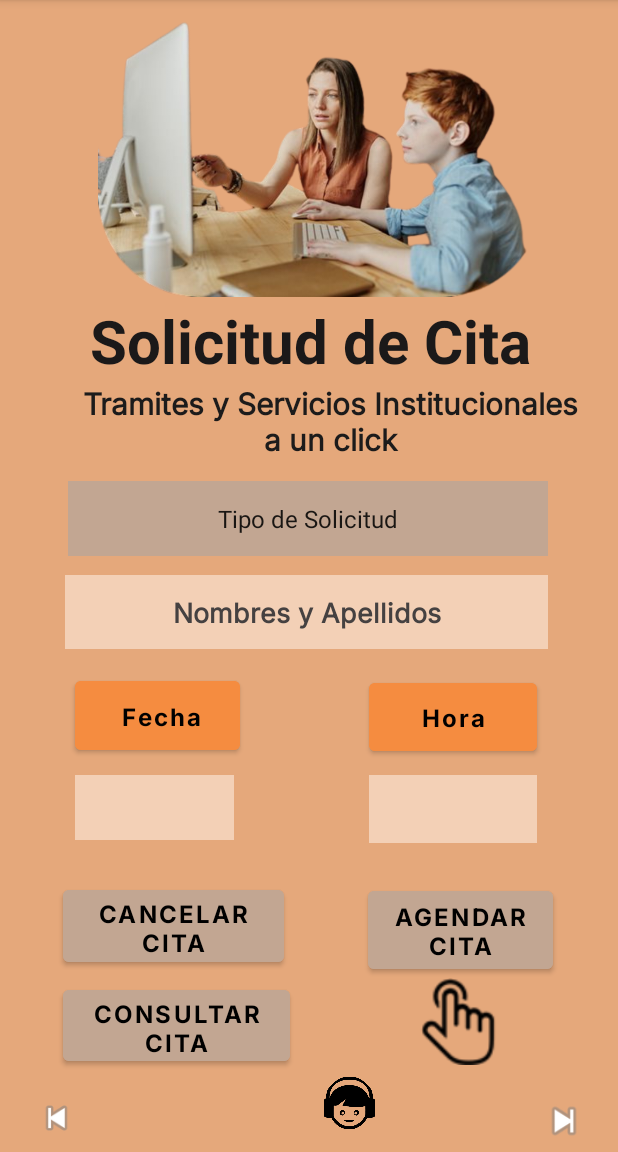
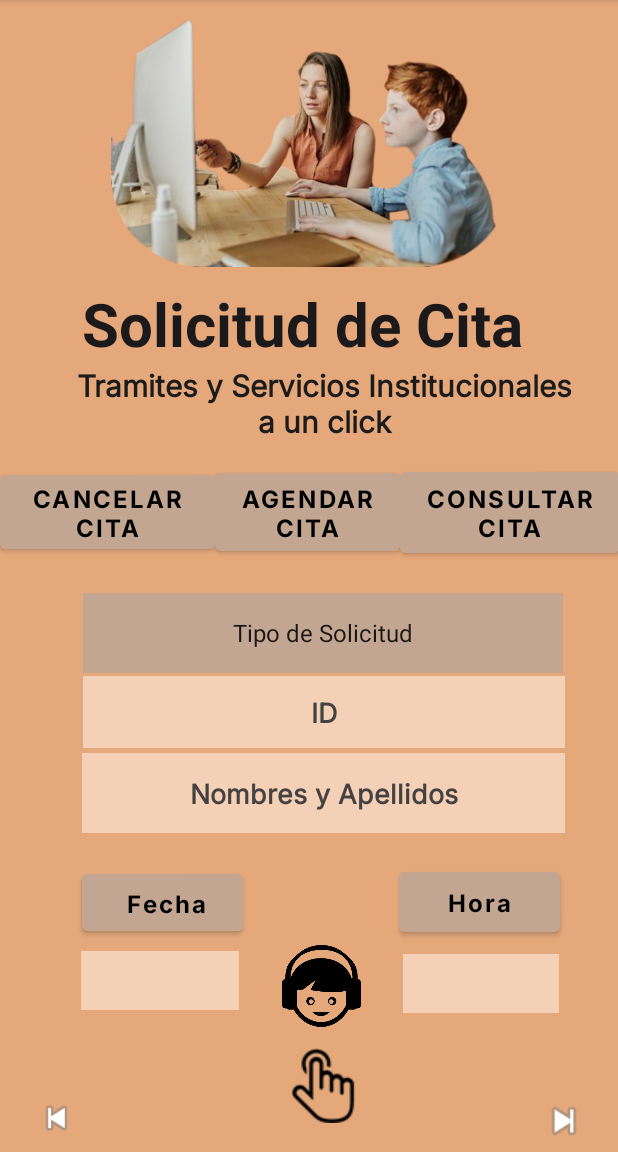
Before and after one commit to sectario/AppComunicaTe, an Android app: the SolicituddeCitas screen opened directly, with no data from a screen before it, on a phone screen of 412 x 824 dp, the part 84-1236 px from its top. Run offline under Robolectric (Android 15) with nearby library versions, the phone set to English and light mode, and no system bars; our stand-ins replace Firebase (no records; nobody signed in at launch, a user with empty details on screens opened directly).

Commit message:
Vista SolicituddeCitas.java Version2

```diff
--- a/app/src/main/AndroidManifest.xml
+++ b/app/src/main/AndroidManifest.xml
@@ -13,11 +13,9 @@
         android:roundIcon="@mipmap/ic_launcher_round"
         android:supportsRtl="true"
         android:theme="@style/Theme.AppComunicaTe"
+
+        android:usesCleartextTraffic="true"
         tools:targetApi="31">
-
-
-
-
 
         <activity
             android:name=".Register"
--- a/app/src/main/res/layout/activity_solicitudde_citas.xml
+++ b/app/src/main/res/layout/activity_solicitudde_citas.xml
@@ -16,9 +16,9 @@
 
     <Button
         android:id="@+id/btnFecha"
-        android:layout_width="110dp"
-        android:layout_height="58dp"
-        android:backgroundTint="#F58C40"
+        android:layout_width="107dp"
+        android:layout_height="50dp"
+        android:backgroundTint="#C2A692"
         android:fontFamily="@font/inter_bold"
         android:onClick="seleccionarFecha"
         android:text=" Fecha"
@@ -28,70 +28,16 @@
         android:textStyle="bold"
         app:layout_constraintBottom_toBottomOf="parent"
         app:layout_constraintEnd_toEndOf="parent"
-        app:layout_constraintHorizontal_bias="0.166"
+        app:layout_constraintHorizontal_bias="0.179"
         app:layout_constraintStart_toStartOf="parent"
         app:layout_constraintTop_toTopOf="parent"
-        app:layout_constraintVertical_bias="0.631" />
-
-    <Button
-        android:id="@+id/btnCancelarCita"
-        android:layout_width="147dp"
-        android:layout_height="60dp"
-        android:backgroundTint="#C2A692"
-        android:fontFamily="@font/inter_bold"
-        android:onClick="seleccionarFecha"
-        android:text="CANCELAR CITA"
-        android:textColor="#000000"
-        android:textSize="16sp"
-        android:textStyle="bold"
-        app:layout_constraintBottom_toBottomOf="parent"
-        app:layout_constraintEnd_toEndOf="parent"
-        app:layout_constraintHorizontal_bias="0.159"
-        app:layout_constraintStart_toStartOf="parent"
-        app:layout_constraintTop_toTopOf="parent"
-        app:layout_constraintVertical_bias="0.83" />
-
-    <Button
-        android:id="@+id/btnAgendarCita"
-        android:layout_width="123dp"
-        android:layout_height="64dp"
-        android:backgroundTint="#C2A692"
-        android:fontFamily="@font/inter_bold"
-        android:onClick="seleccionarFecha"
-        android:text="AGENDAR CITA"
-        android:textColor="#000000"
-        android:textSize="16sp"
-        android:textStyle="bold"
-        app:layout_constraintBottom_toBottomOf="parent"
-        app:layout_constraintEnd_toEndOf="parent"
-        app:layout_constraintHorizontal_bias="0.85"
-        app:layout_constraintStart_toStartOf="parent"
-        app:layout_constraintTop_toTopOf="parent"
-        app:layout_constraintVertical_bias="0.835" />
-
-    <Button
-        android:id="@+id/btnConsultarCita"
-        android:layout_width="151dp"
-        android:layout_height="59dp"
-        android:backgroundTint="#C2A692"
-        android:fontFamily="@font/inter_bold"
-        android:onClick="seleccionarFecha"
-        android:text="CONSULTAR CITA"
-        android:textColor="#000000"
-        android:textSize="16sp"
-        android:textStyle="bold"
-        app:layout_constraintBottom_toBottomOf="parent"
-        app:layout_constraintEnd_toEndOf="parent"
-        app:layout_constraintHorizontal_bias="0.162"
-        app:layout_constraintStart_toStartOf="parent"
-        app:layout_constraintTop_toTopOf="parent"
-        app:layout_constraintVertical_bias="0.923" />
+        app:layout_constraintVertical_bias="0.803" />
 
     <Button
         android:id="@+id/btnHora"
-        android:layout_width="112dp"
-        android:layout_height="57dp"
-        android:backgroundTint="#F58C40"
+        android:layout_width="107dp"
+        android:layout_height="52dp"
+        android:backgroundTint="#C2A692"
         android:fontFamily="@font/inter_bold"
         android:onClick="seleccionarHora"
         android:text="Hora"
@@ -101,10 +47,10 @@
         android:textStyle="bold"
         app:layout_constraintBottom_toBottomOf="parent"
         app:layout_constraintEnd_toEndOf="parent"
-        app:layout_constraintHorizontal_bias="0.819"
+        app:layout_constraintHorizontal_bias="0.872"
         app:layout_constraintStart_toStartOf="parent"
         app:layout_constraintTop_toTopOf="parent"
-        app:layout_constraintVertical_bias="0.632" />
+        app:layout_constraintVertical_bias="0.804" />
 
     <TextView
         android:id="@+id/textView1"
@@ -117,10 +63,10 @@
         android:textStyle="bold"
         app:layout_constraintBottom_toBottomOf="parent"
         app:layout_constraintEnd_toEndOf="parent"
-        app:layout_constraintHorizontal_bias="0.786"
+        app:layout_constraintHorizontal_bias="0.72"
         app:layout_constraintStart_toStartOf="parent"
         app:layout_constraintTop_toTopOf="parent"
-        app:layout_constraintVertical_bias="0.279" />
+        app:layout_constraintVertical_bias="0.263" />
 
     <TextView
         android:id="@+id/textView2"
@@ -134,15 +80,15 @@
         android:textStyle="bold"
         app:layout_constraintBottom_toBottomOf="parent"
         app:layout_constraintEnd_toEndOf="parent"
-        app:layout_constraintHorizontal_bias="0.7"
+        app:layout_constraintHorizontal_bias="0.642"
         app:layout_constraintStart_toStartOf="parent"
         app:layout_constraintTop_toTopOf="parent"
-        app:layout_constraintVertical_bias="0.354" />
+        app:layout_constraintVertical_bias="0.338" />
 
     <Spinner
         android:id="@+id/idSpinnerTiposolicitud"
         android:layout_width="320dp"
-        android:layout_height="50dp"
+        android:layout_height="53dp"
         android:background="#C2A692"
         android:entries="@array/combo_tiposolicitud"
         android:forceDarkAllowed="false"
@@ -150,15 +96,15 @@
         android:textColor="#1C1B1B"
         app:layout_constraintBottom_toBottomOf="parent"
         app:layout_constraintEnd_toEndOf="parent"
-        app:layout_constraintHorizontal_bias="0.494"
+        app:layout_constraintHorizontal_bias="0.604"
         app:layout_constraintStart_toStartOf="parent"
         app:layout_constraintTop_toTopOf="parent"
-        app:layout_constraintVertical_bias="0.447" />
+        app:layout_constraintVertical_bias="0.553" />
 
     <EditText
         android:id="@+id/edtxPersonName"
         android:layout_width="322dp"
-        android:layout_height="49dp"
+        android:layout_height="53dp"
         android:background="#F3D0B6"
         android:ems="10"
         android:fontFamily="@font/inter"
@@ -170,30 +116,50 @@
         android:textStyle="bold"
         app:layout_constraintBottom_toBottomOf="parent"
         app:layout_constraintEnd_toEndOf="parent"
-        app:layout_constraintHorizontal_bias="0.483"
+        app:layout_constraintHorizontal_bias="0.606"
         app:layout_constraintStart_toStartOf="parent"
         app:layout_constraintTop_toTopOf="parent"
-        app:layout_constraintVertical_bias="0.533" />
+        app:layout_constraintVertical_bias="0.702" />
+
+    <EditText
+        android:id="@+id/edtxId"
+        android:layout_width="321dp"
+        android:layout_height="48dp"
+        android:background="#F3D0B6"
+        android:ems="10"
+        android:fontFamily="@font/inter"
+        android:hint="ID"
+        android:inputType="textPersonName"
+        android:textAlignment="center"
+        android:textColor="#131313"
+        android:textColorHint="#454141"
+        android:textStyle="bold"
+        app:layout_constraintBottom_toBottomOf="parent"
+        app:layout_constraintEnd_toEndOf="parent"
+        app:layout_constraintHorizontal_bias="0.611"
+        app:layout_constraintStart_toStartOf="parent"
+        app:layout_constraintTop_toTopOf="parent"
+        app:layout_constraintVertical_bias="0.626" />
 
     <ImageView
         android:id="@+id/imageView2"
-        android:layout_width="63dp"
-        android:layout_height="48dp"
+        android:layout_width="98dp"
+        android:layout_height="80dp"
         app:layout_constraintBottom_toBottomOf="parent"
         app:layout_constraintEnd_toEndOf="parent"
-        app:layout_constraintHorizontal_bias="0.577"
+        app:layout_constraintHorizontal_bias="0.527"
         app:layout_constraintStart_toStartOf="parent"
         app:layout_constraintTop_toTopOf="parent"
-        app:layout_constraintVertical_bias="0.988"
+        app:layout_constraintVertical_bias="0.897"
         app:srcCompat="@drawable/iconosinfondo" />
 
     <ImageView
         android:id="@+id/imageView3"
-        android:layout_width="427dp"
-        android:layout_height="198dp"
+        android:layout_width="409dp"
+        android:layout_height="178dp"
         app:layout_constraintBottom_toBottomOf="parent"
         app:layout_constraintEnd_toEndOf="parent"
-        app:layout_constraintHorizontal_bias="0.0"
+        app:layout_constraintHorizontal_bias="1.0"
         app:layout_constraintStart_toStartOf="parent"
         app:layout_constraintTop_toTopOf="parent"
         app:layout_constraintVertical_bias="0.0"
@@ -201,8 +167,8 @@
 
     <TextView
         android:id="@+id/tvfecha"
-        android:layout_width="106dp"
-        android:layout_height="43dp"
+        android:layout_width="105dp"
+        android:layout_height="39dp"
         android:background="#F3D0B6"
         android:fontFamily="@font/inter_bold"
         android:textAlignment="center"
@@ -211,38 +177,25 @@
         android:textStyle="bold"
         app:layout_constraintBottom_toBottomOf="parent"
         app:layout_constraintEnd_toEndOf="parent"
-        app:layout_constraintHorizontal_bias="0.163"
+        app:layout_constraintHorizontal_bias="0.177"
         app:layout_constraintStart_toStartOf="parent"
         app:layout_constraintTop_toTopOf="parent"
-        app:layout_constraintVertical_bias="0.713" />
+        app:layout_constraintVertical_bias="0.87" />
 
     <TextView
         android:id="@+id/tvhora"
-        android:layout_width="112dp"
-        android:layout_height="45dp"
+        android:layout_width="104dp"
+        android:layout_height="39dp"
         android:background="#F3D0B6"
         android:textAlignment="center"
         android:textColor="#151414"
         android:textDirection="inherit"
         app:layout_constraintBottom_toBottomOf="parent"
         app:layout_constraintEnd_toEndOf="parent"
-        app:layout_constraintHorizontal_bias="0.819"
+        app:layout_constraintHorizontal_bias="0.872"
         app:layout_constraintStart_toStartOf="parent"
         app:layout_constraintTop_toTopOf="parent"
-        app:layout_constraintVertical_bias="0.715" />
-
-    <ImageView
-        android:id="@+id/imageView4"
-        android:layout_width="58dp"
-        android:layout_height="58dp"
-        android:foregroundTint="#101010"
-        app:layout_constraintBottom_toBottomOf="parent"
-        app:layout_constraintEnd_toEndOf="parent"
-        app:layout_constraintHorizontal_bias="0.779"
-        app:layout_constraintStart_toStartOf="parent"
-        app:layout_constraintTop_toBottomOf="@+id/btnAgendarCita"
-        app:layout_constraintVertical_bias="0.0"
-        app:srcCompat="@drawable/clickcitas" />
+        app:layout_constraintVertical_bias="0.873" />
 
     <ImageView
         android:id="@+id/ivprevius"
@@ -266,4 +219,64 @@
         app:layout_constraintStart_toStartOf="parent"
         app:srcCompat="@android:drawable/ic_media_next" />
 
+    <LinearLayout
+        android:layout_width="412dp"
+        android:layout_height="66dp"
+        android:orientation="horizontal"
+        app:layout_constraintBottom_toBottomOf="parent"
+        app:layout_constraintEnd_toEndOf="parent"
+        app:layout_constraintStart_toStartOf="parent"
+        app:layout_constraintTop_toTopOf="parent"
+        app:layout_constraintVertical_bias="0.44">
+
+        <Button
+            android:id="@+id/btnCancelarCita"
+            android:layout_width="143dp"
+            android:layout_height="wrap_content"
+            android:backgroundTint="#C2A692"
+            android:fontFamily="@font/inter_bold"
+            android:onClick="seleccionarFecha"
+            android:text="CANCELAR CITA"
+            android:textColor="#000000"
+            android:textSize="16sp"
+            android:textStyle="bold" />
+
+        <Button
+            android:id="@+id/btnAgendarCita"
+            android:layout_width="123dp"
+            android:layout_height="64dp"
+            android:backgroundTint="#C2A692"
+            android:fontFamily="@font/inter_bold"
+            android:onClick="seleccionarFecha"
+            android:text="AGENDAR CITA"
+            android:textColor="#000000"
+            android:textSize="16sp"
+            android:textStyle="bold" />
+
+        <Button
+            android:id="@+id/btnConsultarCita"
+            android:layout_width="146dp"
+            android:layout_height="66dp"
+            android:backgroundTint="#C2A692"
+            android:fontFamily="@font/inter_bold"
+            android:onClick="seleccionarFecha"
+            android:text="CONSULTAR CITA"
+            android:textColor="#000000"
+            android:textSize="16sp"
+            android:textStyle="bold" />
+    </LinearLayout>
+
+    <ImageButton
+        android:id="@+id/ibtninformacion"
+        android:layout_width="61dp"
+        android:layout_height="56dp"
+        android:background="#E5A87B"
+        app:layout_constraintBottom_toBottomOf="parent"
+        app:layout_constraintEnd_toEndOf="parent"
+        app:layout_constraintHorizontal_bias="0.525"
+        app:layout_constraintStart_toStartOf="parent"
+        app:layout_constraintTop_toTopOf="@+id/imageView2"
+        app:layout_constraintVertical_bias="0.824"
+        app:srcCompat="@drawable/clickcitas" />
+
 </androidx.constraintlayout.widget.ConstraintLayout>
```
Also changed, not shown: app/src/main/java/com/sectario/appcomunicate/SolicituddeCitas.java (+75 -106 lines), app/src/main/java/com/sectario/appcomunicate/agendarcita/Cita.java (+11 -1 lines).
